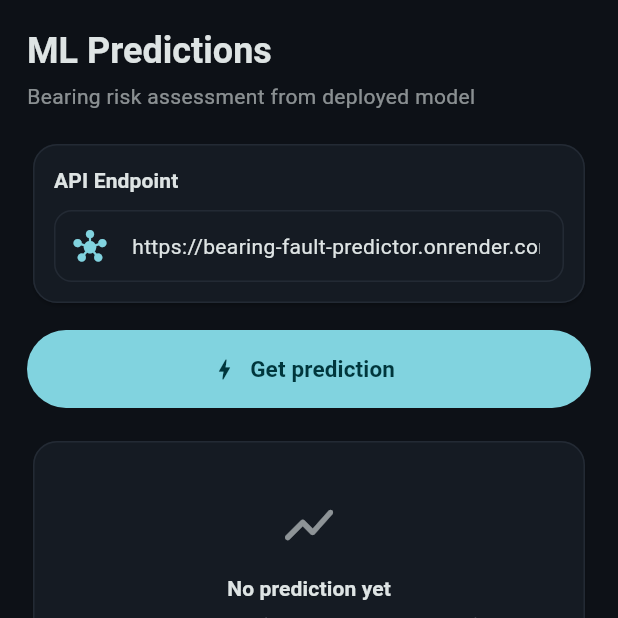
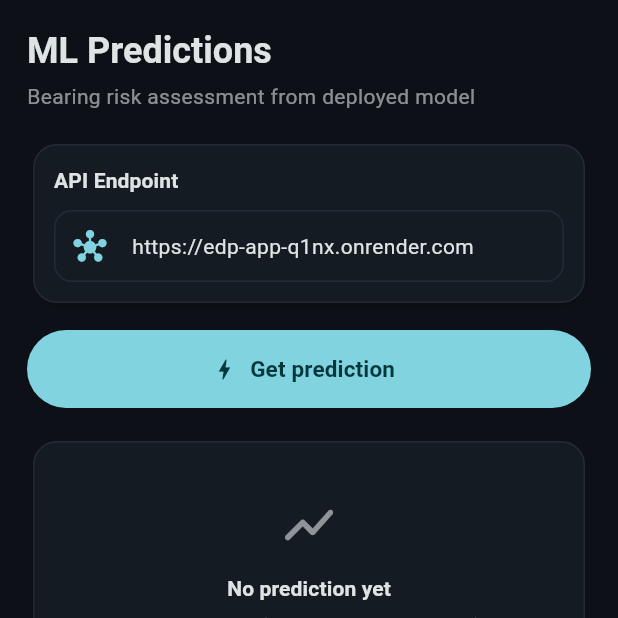
Before and after one commit to RuchiF/EDP-APP, a Flutter app: the screen it shows after launch, item 3 of the bottom bar chosen, on a phone screen of 412 x 824 dp, the top half of it. Run offline on Flutter 3.47's test engine with Material 3 defaults, Android fonts, the phone set to English and light mode, and no system bars; our stand-ins replace cloud_firestore, firebase_core, fl_chart, flutter_local_notifications, shimmer; accounts and stored records are empty.

Commit message:
Point ML API to correct Render URL: edp-app-q1nx.onrender.com

```diff
--- a/industrial_monitoring_dashboard/lib/ml_api_client.dart
+++ b/industrial_monitoring_dashboard/lib/ml_api_client.dart
@@ -120,7 +120,7 @@ double? _toDouble(dynamic value) {
 
 String _normalizeBase(String raw) {
   final t = raw.trim();
-  if (t.isEmpty) return 'https://bearing-fault-predictor.onrender.com';
+  if (t.isEmpty) return 'https://edp-app-q1nx.onrender.com';
   return t.endsWith('/') ? t.substring(0, t.length - 1) : t;
 }
 
--- a/industrial_monitoring_dashboard/lib/ml_api_config.dart
+++ b/industrial_monitoring_dashboard/lib/ml_api_config.dart
@@ -11,6 +11,6 @@ class MlApiConfig {
 
   static const String embeddedBaseUrl = String.fromEnvironment(
     'ML_API_BASE_URL',
-    defaultValue: 'https://bearing-fault-predictor.onrender.com',
+    defaultValue: 'https://edp-app-q1nx.onrender.com',
   );
 }
```
